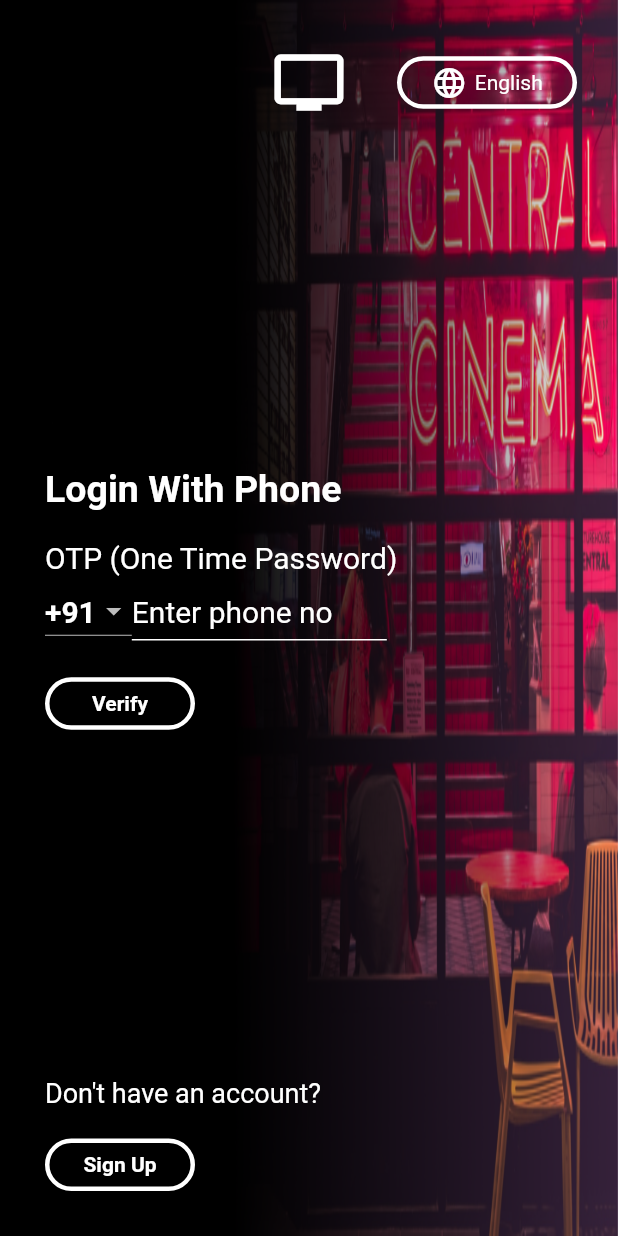
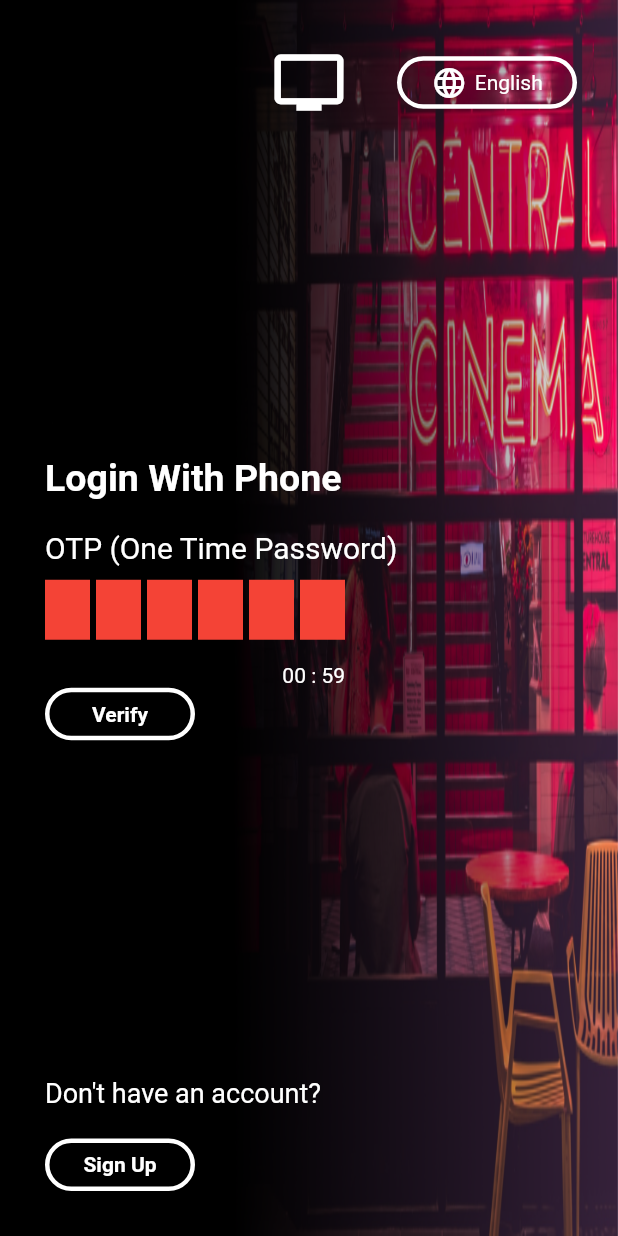
Before and after one commit to pradimdhadge/AndroidTv, a Flutter app: the screen it shows after launch, on a phone screen of 412 x 824 dp. Run offline on Flutter 3.47's test engine with Material 2 defaults, Android fonts, the light colour scheme and no system bars; drawn by our look-alikes of pin_code_fields.

Commit message:
some chanages

```diff
--- a/lib/myWidgets/myButton.dart
+++ b/lib/myWidgets/myButton.dart
@@ -7,14 +7,17 @@ class MyButton extends StatefulWidget {
   Color? backgroundColor = Colors.transparent;
   Color? focusColor = Colors.white;
   Widget? child;
+  FocusNode? focusNode;
 
-  MyButton(
-      {this.height,
-      this.width,
-      this.textColor,
-      this.backgroundColor,
-      this.focusColor,
-      this.child});
+  MyButton({
+    this.height,
+    this.width,
+    this.textColor,
+    this.backgroundColor,
+    this.focusColor,
+    this.child,
+    this.focusNode,
+  });
 
   @override
   _MyButtonState createState() => _MyButtonState();
@@ -27,6 +30,7 @@ class _MyButtonState extends State<MyButton> {
   Widget build(BuildContext context) {
     return InkWell(
       focusColor: widget.focusColor,
+      focusNode: widget.focusNode,
       onFocusChange: (f) {
         setState(() {
           isFocus = f;
--- a/lib/screens/lwpScreen.dart
+++ b/lib/screens/lwpScreen.dart
@@ -5,6 +5,9 @@ import 'package:flutter/material.dart';
 import 'package:flutter/services.dart';
 
 class LwpScreen extends StatelessWidget {
+  static final GlobalKey<FormFieldState<String>> _numkey =
+      GlobalKey<FormFieldState<String>>();
+
   @override
   Widget build(BuildContext context) {
     return Scaffold(
@@ -71,6 +74,7 @@ class LwpScreen extends StatelessWidget {
             Container(
               width: 170,
               child: TextField(
+                key: _numkey,
                 cursorColor: Colors.white,
                 keyboardType: TextInputType.phone,
                 maxLength: 10,
--- a/lib/screens/vOtpScreen.dart
+++ b/lib/screens/vOtpScreen.dart
@@ -3,8 +3,13 @@ import 'package:androidtv/myWidgets/myButton.dart';
 import 'package:androidtv/myWidgets/thirdRow.dart';
 import 'package:flutter/material.dart';
 import 'package:flutter/services.dart';
+import 'package:pin_code_fields/pin_code_fields.dart';
 
 class VotpScreen extends StatelessWidget {
+  FocusNode vfocus = FocusNode();
+  static final GlobalKey<FormFieldState<String>> _numkey =
+      GlobalKey<FormFieldState<String>>();
+
   @override
   Widget build(BuildContext context) {
     return Scaffold(
@@ -22,7 +27,7 @@ class VotpScreen extends StatelessWidget {
               child: Column(
                 crossAxisAlignment: CrossAxisAlignment.start,
                 mainAxisAlignment: MainAxisAlignment.spaceBetween,
-                children: [firstRow(), _loginRow(), thirdRow()],
+                children: [firstRow(), _loginRow(context), thirdRow()],
               ),
             ),
           ),
@@ -31,7 +36,7 @@ class VotpScreen extends StatelessWidget {
     );
   }
 
-  _loginRow() {
+  _loginRow(BuildContext context) {
     return Column(
       crossAxisAlignment: CrossAxisAlignment.start,
       children: [
@@ -48,55 +53,45 @@ class VotpScreen extends StatelessWidget {
           'OTP (One Time Password)',
           style: TextStyle(color: Colors.white, fontSize: 20),
         ),
+        SizedBox(height: 10),
         Row(
           children: [
-            Column(
-              children: [
-                DropdownButton(
-                  items: [
-                    DropdownMenuItem(
-                      child: Text(
-                        '+91',
-                        style: TextStyle(
-                          color: Colors.white,
-                          fontWeight: FontWeight.bold,
-                          fontSize: 20,
-                        ),
-                      ),
-                    )
-                  ],
+            Container(
+              width: 200,
+              child: PinCodeTextField(
+                key: _numkey,
+                length: 6,
+                obscureText: false,
+                animationType: AnimationType.fade,
+                pinTheme: PinTheme(
+                  shape: PinCodeFieldShape.underline,
+                  borderRadius: BorderRadius.circular(5),
+                  fieldHeight: 40,
+                  fieldWidth: 30,
+                  activeFillColor: Colors.white,
                 ),
-              ],
-            ),
-            Container(
-              width: 170,
-              child: TextField(
-                cursorColor: Colors.white,
-                keyboardType: TextInputType.phone,
-                maxLength: 10,
-                style: TextStyle(color: Colors.white, fontSize: 20),
-                inputFormatters: [FilteringTextInputFormatter.digitsOnly],
-                decoration: InputDecoration(
-                  hintText: 'Enter phone no',
-                  hintStyle: TextStyle(color: Colors.white, fontSize: 20),
-                  isDense: true,
-                  focusColor: Colors.white,
-                  border: UnderlineInputBorder(
-                    borderSide: BorderSide(color: Colors.white),
-                  ),
-                  focusedBorder: UnderlineInputBorder(
-                    borderSide: BorderSide(color: Colors.white),
-                  ),
-                  enabledBorder: UnderlineInputBorder(
-                    borderSide: BorderSide(color: Colors.white),
-                  ),
-                  counter: Container(),
-                ),
+                animationDuration: Duration(milliseconds: 300),
+                enableActiveFill: true,
+                beforeTextPaste: (text) {
+                  print("Allowing to paste $text");
+                  return true;
+                },
+                appContext: context,
+                onChanged: (String value) {},
+                onSubmitted: (value) {
+                  FocusScope.of(context).requestFocus(vfocus);
+                },
               ),
             )
           ],
         ),
-        SizedBox(height: 20),
+        Container(
+          width: 200,
+          alignment: Alignment.centerRight,
+          child: InkWell(
+            child: Text('00 : 59', style: TextStyle(color: Colors.white)),
+          ),
+        ),
         MyButton(
           child: Text(
             'Verify',
@@ -104,10 +99,12 @@ class VotpScreen extends StatelessWidget {
               color: Colors.white,
               fontWeight: FontWeight.bold,
             ),
+            textAlign: TextAlign.right,
           ),
           width: 100,
           height: 35,
           focusColor: Color.fromARGB(255, 98, 0, 238),
+          focusNode: vfocus,
         ),
       ],
     );
--- a/pubspec.yaml
+++ b/pubspec.yaml
@@ -28,6 +28,7 @@ dependencies:
   # The following adds the Cupertino Icons font to your application.
   # Use with the CupertinoIcons class for iOS style icons.
   cupertino_icons: ^1.0.2
+  pin_code_fields: ^7.3.0
 
 dev_dependencies:
   flutter_test:
```
Also changed, not shown: pubspec.lock.
